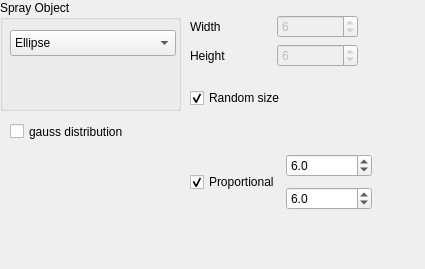
The window that krita/plugins/paintops/spray/wdgshapeoptions.ui (KDE/krita) describes before a commit, drawn with Qt 5.
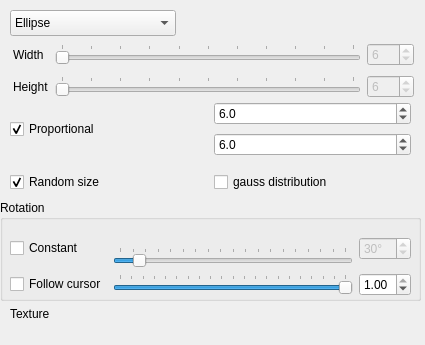
The same window after the commit. Custom widgets are drawn as their Qt base class.

Commit message: New spray gui for Particle type. Two features added: * rotation can be fixed * it can follow the mouse position and you can weight how much

Diff of the .ui file:
```diff
--- a/krita/plugins/paintops/spray/wdgshapeoptions.ui
+++ b/krita/plugins/paintops/spray/wdgshapeoptions.ui
@@ -2,12 +2,15 @@
 <ui version="4.0">
  <class>WdgShapeOptions</class>
  <widget class="QWidget" name="WdgShapeOptions">
+  <property name="enabled">
+   <bool>true</bool>
+  </property>
   <property name="geometry">
    <rect>
     <x>0</x>
     <y>0</y>
     <width>425</width>
-    <height>269</height>
+    <height>345</height>
    </rect>
   </property>
   <property name="sizePolicy">
@@ -19,148 +22,170 @@
   <property name="minimumSize">
    <size>
     <width>425</width>
-    <height>200</height>
+    <height>345</height>
    </size>
   </property>
-  <widget class="QGroupBox" name="objectBox">
+  <widget class="QComboBox" name="shapeBox">
+   <property name="geometry">
+    <rect>
+     <x>10</x>
+     <y>10</y>
+     <width>166</width>
+     <height>26</height>
+    </rect>
+   </property>
+   <property name="currentIndex">
+    <number>0</number>
+   </property>
+   <item>
+    <property name="text">
+     <string>Ellipse</string>
+    </property>
+   </item>
+   <item>
+    <property name="text">
+     <string>Rectangle</string>
+    </property>
+   </item>
+   <item>
+    <property name="text">
+     <string>Anti-aliased pixel</string>
+    </property>
+   </item>
+   <item>
+    <property name="text">
+     <string>Pixel</string>
+    </property>
+   </item>
+   <item>
+    <property name="text">
+     <string>Image</string>
+    </property>
+   </item>
+  </widget>
+  <widget class="QGroupBox" name="groupBox">
    <property name="geometry">
     <rect>
      <x>0</x>
-     <y>0</y>
-     <width>181</width>
-     <height>111</height>
+     <y>200</y>
+     <width>421</width>
+     <height>101</height>
     </rect>
    </property>
    <property name="title">
-    <string>Spray Object</string>
+    <string>Rotation</string>
    </property>
-   <property name="checkable">
-    <bool>false</bool>
-   </property>
-   <widget class="QComboBox" name="shapeBox">
+   <widget class="QWidget" name="">
     <property name="geometry">
      <rect>
       <x>10</x>
       <y>30</y>
-      <width>166</width>
-      <height>26</height>
+      <width>401</width>
+      <height>66</height>
      </rect>
     </property>
-    <property name="currentIndex">
-     <number>0</number>
-    </property>
-    <item>
-     <property name="text">
-      <string>Ellipse</string>
-     </property>
-    </item>
-    <item>
-     <property name="text">
-      <string>Rectangle</string>
-     </property>
-    </item>
-    <item>
-     <property name="text">
-      <string>Anti-aliased pixel</string>
-     </property>
-    </item>
-    <item>
-     <property name="text">
-      <string>Pixel</string>
-     </property>
-    </item>
-    <item>
-     <property name="text">
-      <string>Image</string>
-     </property>
-    </item>
+    <layout class="QGridLayout" name="gridLayout_3">
+     <item row="0" column="0" rowspan="2">
+      <widget class="QCheckBox" name="fixedRotation">
+       <property name="text">
+        <string>Constant</string>
+       </property>
+       <property name="checked">
+        <bool>false</bool>
+       </property>
+      </widget>
+     </item>
+     <item row="0" column="2" rowspan="2">
+      <widget class="QSpinBox" name="fixedRotationSPBox">
+       <property name="enabled">
+        <bool>false</bool>
+       </property>
+       <property name="suffix">
+        <string>°</string>
+       </property>
+       <property name="prefix">
+        <string/>
+       </property>
+       <property name="maximum">
+        <number>360</number>
+       </property>
+       <property name="value">
+        <number>30</number>
+       </property>
+      </widget>
+     </item>
+     <item row="1" column="1">
+      <widget class="QSlider" name="angleSlider">
+       <property name="maximum">
+        <number>360</number>
+       </property>
+       <property name="pageStep">
+        <number>20</number>
+       </property>
+       <property name="value">
+        <number>30</number>
+       </property>
+       <property name="orientation">
+        <enum>Qt::Horizontal</enum>
+       </property>
+       <property name="tickPosition">
+        <enum>QSlider::TicksAbove</enum>
+       </property>
+      </widget>
+     </item>
+     <item row="2" column="0">
+      <widget class="QCheckBox" name="followCursor">
+       <property name="text">
+        <string>Follow cursor</string>
+       </property>
+      </widget>
+     </item>
+     <item row="2" column="1">
+      <widget class="QSlider" name="followSlider">
+       <property name="maximum">
+        <number>100</number>
+       </property>
+       <property name="pageStep">
+        <number>5</number>
+       </property>
+       <property name="value">
+        <number>100</number>
+       </property>
+       <property name="orientation">
+        <enum>Qt::Horizontal</enum>
+       </property>
+       <property name="tickPosition">
+        <enum>QSlider::TicksAbove</enum>
+       </property>
+      </widget>
+     </item>
+     <item row="2" column="2">
+      <widget class="QDoubleSpinBox" name="followCursorWeightSPBox">
+       <property name="decimals">
+        <number>2</number>
+       </property>
+       <property name="maximum">
+        <double>1.000000000000000</double>
+       </property>
+       <property name="value">
+        <double>1.000000000000000</double>
+       </property>
+      </widget>
+     </item>
+    </layout>
    </widget>
   </widget>
-  <widget class="QWidget" name="layoutWidget">
+  <widget class="QWidget" name="">
    <property name="geometry">
     <rect>
-     <x>190</x>
-     <y>0</y>
-     <width>168</width>
-     <height>125</height>
+     <x>10</x>
+     <y>100</y>
+     <width>401</width>
+     <height>58</height>
     </rect>
    </property>
-   <layout class="QVBoxLayout" name="verticalLayout_3">
-    <item>
-     <layout class="QVBoxLayout" name="verticalLayout_2">
-      <item>
-       <layout class="QHBoxLayout" name="horizontalLayout">
-        <item>
-         <widget class="QLabel" name="widthInfoLbl">
-          <property name="text">
-           <string>Width</string>
-          </property>
-         </widget>
-        </item>
-        <item>
-         <widget class="QSpinBox" name="widthSpin">
-          <property name="enabled">
-           <bool>false</bool>
-          </property>
-          <property name="maximum">
-           <number>999</number>
-          </property>
-          <property name="value">
-           <number>6</number>
-          </property>
-         </widget>
-        </item>
-       </layout>
-      </item>
-      <item>
-       <layout class="QHBoxLayout" name="horizontalLayout_2">
-        <item>
-         <widget class="QLabel" name="heightInfoLbl">
-          <property name="text">
-           <string>Height</string>
-          </property>
-         </widget>
-        </item>
-        <item>
-         <widget class="QSpinBox" name="heightSpin">
-          <property name="enabled">
-           <bool>false</bool>
-          </property>
-          <property name="maximum">
-           <number>999</number>
-          </property>
-          <property name="value">
-           <number>6</number>
-          </property>
-         </widget>
-        </item>
-       </layout>
-      </item>
-     </layout>
-    </item>
-    <item>
-     <widget class="QCheckBox" name="jitterShape">
-      <property name="text">
-       <string>Random size</string>
-      </property>
-      <property name="checked">
-       <bool>true</bool>
-      </property>
-     </widget>
-    </item>
-   </layout>
-  </widget>
-  <widget class="QWidget" name="layoutWidget">
-   <property name="geometry">
-    <rect>
-     <x>190</x>
-     <y>150</y>
-     <width>182</width>
-     <height>64</height>
-    </rect>
-   </property>
-   <layout class="QHBoxLayout" name="horizontalLayout_3">
-    <item>
+   <layout class="QGridLayout" name="gridLayout_2">
+    <item row="0" column="0" rowspan="2">
      <widget class="QCheckBox" name="proportionalBox">
       <property name="text">
        <string>Proportional</string>
@@ -170,54 +195,162 @@
       </property>
      </widget>
     </item>
-    <item>
-     <layout class="QVBoxLayout" name="verticalLayout_4">
-      <item>
-       <widget class="QDoubleSpinBox" name="widthPro">
-        <property name="decimals">
-         <number>1</number>
-        </property>
-        <property name="value">
-         <double>6.000000000000000</double>
-        </property>
-       </widget>
-      </item>
-      <item>
-       <widget class="QDoubleSpinBox" name="heightPro">
-        <property name="decimals">
-         <number>1</number>
-        </property>
-        <property name="value">
-         <double>6.000000000000000</double>
-        </property>
-       </widget>
-      </item>
-     </layout>
+    <item row="0" column="1">
+     <widget class="QDoubleSpinBox" name="widthPro">
+      <property name="decimals">
+       <number>1</number>
+      </property>
+      <property name="value">
+       <double>6.000000000000000</double>
+      </property>
+     </widget>
     </item>
+    <item row="1" column="1">
+     <widget class="QDoubleSpinBox" name="heightPro">
+      <property name="decimals">
+       <number>1</number>
+      </property>
+      <property name="value">
+       <double>6.000000000000000</double>
+      </property>
+     </widget>
+    </item>
    </layout>
   </widget>
-  <widget class="QCheckBox" name="gaussBox">
+  <widget class="QWidget" name="">
    <property name="geometry">
     <rect>
+     <x>13</x>
+     <y>40</y>
+     <width>401</width>
+     <height>62</height>
+    </rect>
+   </property>
+   <layout class="QGridLayout" name="gridLayout">
+    <item row="0" column="0">
+     <widget class="QLabel" name="widthInfoLbl">
+      <property name="text">
+       <string>Width</string>
+      </property>
+     </widget>
+    </item>
+    <item row="0" column="1">
+     <widget class="QSlider" name="widthSlider">
+      <property name="maximum">
+       <number>999</number>
+      </property>
+      <property name="pageStep">
+       <number>100</number>
+      </property>
+      <property name="orientation">
+       <enum>Qt::Horizontal</enum>
+      </property>
+      <property name="tickPosition">
+       <enum>QSlider::TicksAbove</enum>
+      </property>
+     </widget>
+    </item>
+    <item row="0" column="2">
+     <widget class="QSpinBox" name="widthSpin">
+      <property name="enabled">
+       <bool>false</bool>
+      </property>
+      <property name="maximum">
+       <number>999</number>
+      </property>
+      <property name="value">
+       <number>6</number>
+      </property>
+     </widget>
+    </item>
+    <item row="1" column="0">
+     <widget class="QLabel" name="heightInfoLbl">
+      <property name="text">
+       <string>Height</string>
+      </property>
+     </widget>
+    </item>
+    <item row="1" column="1">
+     <widget class="QSlider" name="heightSlider">
+      <property name="maximum">
+       <number>999</number>
+      </property>
+      <property name="pageStep">
+       <number>100</number>
+      </property>
+      <property name="orientation">
+       <enum>Qt::Horizontal</enum>
+      </property>
+      <property name="tickPosition">
+       <enum>QSlider::TicksAbove</enum>
+      </property>
+     </widget>
+    </item>
+    <item row="1" column="2">
+     <widget class="QSpinBox" name="heightSpin">
+      <property name="enabled">
+       <bool>false</bool>
+      </property>
+      <property name="maximum">
+       <number>999</number>
+      </property>
+      <property name="value">
+       <number>6</number>
+      </property>
+     </widget>
+    </item>
+   </layout>
+  </widget>
+  <widget class="QWidget" name="">
+   <property name="geometry">
+    <rect>
      <x>10</x>
-     <y>120</y>
-     <width>141</width>
-     <height>23</height>
+     <y>170</y>
+     <width>401</width>
+     <height>25</height>
     </rect>
    </property>
-   <property name="text">
-    <string>gauss distribution</string>
-   </property>
+   <layout class="QHBoxLayout" name="horizontalLayout">
+    <item>
+     <widget class="QCheckBox" name="jitterShape">
+      <property name="text">
+       <string>Random size</string>
+      </property>
+      <property name="checked">
+       <bool>true</bool>
+      </property>
+     </widget>
+    </item>
+    <item>
+     <widget class="QCheckBox" name="gaussBox">
+      <property name="text">
+       <string>gauss distribution</string>
+      </property>
+     </widget>
+    </item>
+   </layout>
   </widget>
-  <widget class="KUrlRequester" name="imageUrl">
+  <widget class="QWidget" name="">
    <property name="geometry">
     <rect>
      <x>10</x>
-     <y>230</y>
-     <width>178</width>
+     <y>300</y>
+     <width>401</width>
      <height>28</height>
     </rect>
    </property>
+   <layout class="QHBoxLayout" name="horizontalLayout_2">
+    <item>
+     <widget class="QLabel" name="label">
+      <property name="text">
+       <string>Texture</string>
+      </property>
+     </widget>
+    </item>
+    <item>
+     <widget class="KUrlRequester" name="imageUrl"/>
+    </item>
+   </layout>
   </widget>
  </widget>
  <customwidgets>
```
Left out of the diff: 158 changed lines with no effect on the pictures. The commit also changes 6 other files.
